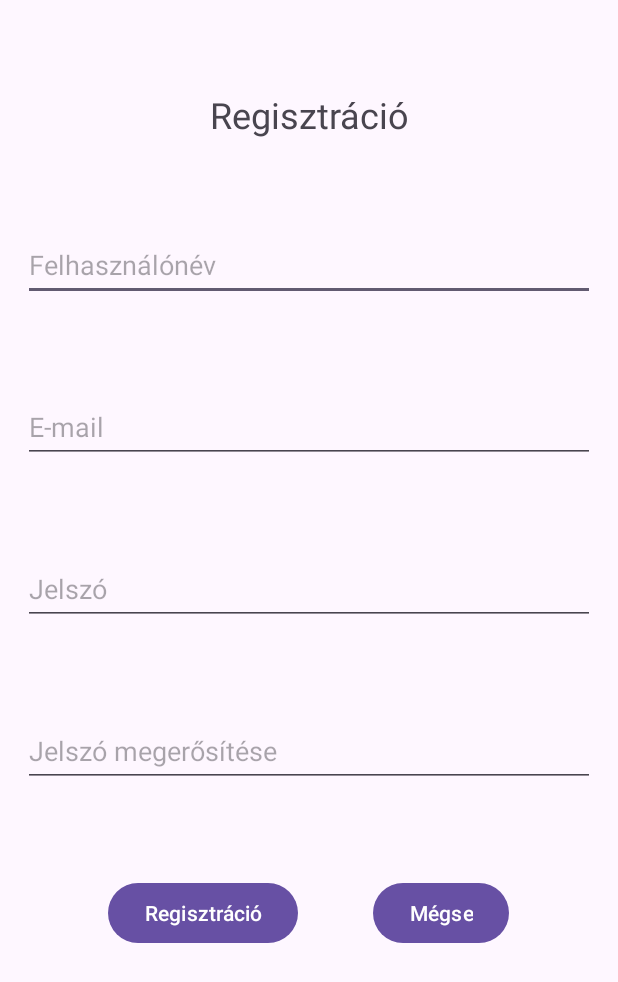
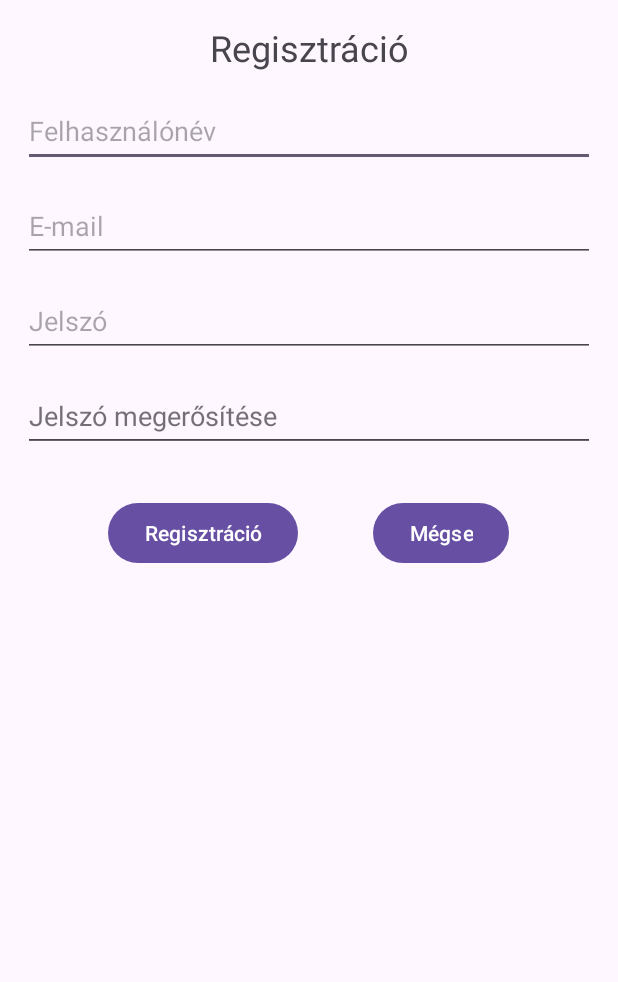
Before and after one commit to Rycbar01/Mobilalkfejl, an Android app: the RegisztActivity screen opened directly, with no data from a screen before it, on a phone screen of 412 x 824 dp. Shown: the top 982 px of the screen. Run offline under Robolectric (Android 15) with nearby library versions, the phone set to English and light mode, and no system bars; 1 statement that could not run was skipped.

Commit message:
1-3. vidi (4.v. 06:09.percig)

```diff
--- a/app/src/main/res/layout/activity_regiszt.xml
+++ b/app/src/main/res/layout/activity_regiszt.xml
@@ -10,7 +10,7 @@
         android:id="@+id/regiszttextview"
         android:layout_width="match_parent"
         android:layout_height="wrap_content"
-        android:layout_marginTop="60dp"
+        android:layout_marginTop="@dimen/default_margin"
         android:text="@string/regiszt"
         android:textSize="24sp"
         android:layout_alignParentStart="true"
@@ -21,7 +21,7 @@
         android:id="@+id/usernameedittext"
         android:layout_width="match_parent"
         android:layout_height="48dp"
-        android:layout_marginTop="60dp"
+        android:layout_marginTop="@dimen/default_margin"
         android:layout_marginLeft="15dp"
         android:layout_marginRight="15dp"
         android:ems="10"
@@ -38,7 +38,7 @@
         android:layout_below="@id/usernameedittext"
         android:layout_alignParentStart="true"
         android:layout_alignParentEnd="true"
-        android:layout_marginTop="60dp"
+        android:layout_marginTop="@dimen/default_margin"
         android:layout_marginLeft="15dp"
         android:layout_marginRight="15dp"
         android:ems="10"
@@ -49,7 +49,7 @@
         android:id="@+id/passwedittext"
         android:layout_width="match_parent"
         android:layout_height="48dp"
-        android:layout_marginTop="60dp"
+        android:layout_marginTop="@dimen/default_margin"
         android:layout_marginLeft="15dp"
         android:layout_marginRight="15dp"
         android:ems="10"
@@ -64,7 +64,21 @@
         android:id="@+id/passwagain"
         android:layout_width="match_parent"
         android:layout_height="48dp"
-        android:layout_marginTop="60dp"
+        android:layout_marginTop="@dimen/default_margin"
+        android:layout_marginLeft="15dp"
+        android:layout_marginRight="15dp"
+        android:ems="10"
+        android:hint="@string/jelszagain"
+        android:inputType="textPassword"
+        android:layout_alignParentStart="true"
+        android:layout_alignParentEnd="true"
+        android:layout_below="@id/passwedittext"/>
+
+    <EditText
+        android:id="@+id/phoneedittext"
+        android:layout_width="match_parent"
+        android:layout_height="48dp"
+        android:layout_marginTop="@dimen/default_margin"
         android:layout_marginLeft="15dp"
         android:layout_marginRight="15dp"
         android:ems="10"
@@ -80,7 +94,7 @@
         android:layout_height="wrap_content"
         android:orientation="horizontal"
         android:layout_below="@id/passwagain"
-        android:layout_marginTop="60dp"
+        android:layout_marginTop="30dp"
         android:layout_centerHorizontal="true">
 
         <Button
--- /dev/null
+++ b/app/src/main/res/values/dimens.xml
@@ -0,0 +1,4 @@
+<?xml version="1.0" encoding="utf-8"?>
+<resources>
+    <dimen name="default_margin">15dp</dimen>
+</resources>
```
